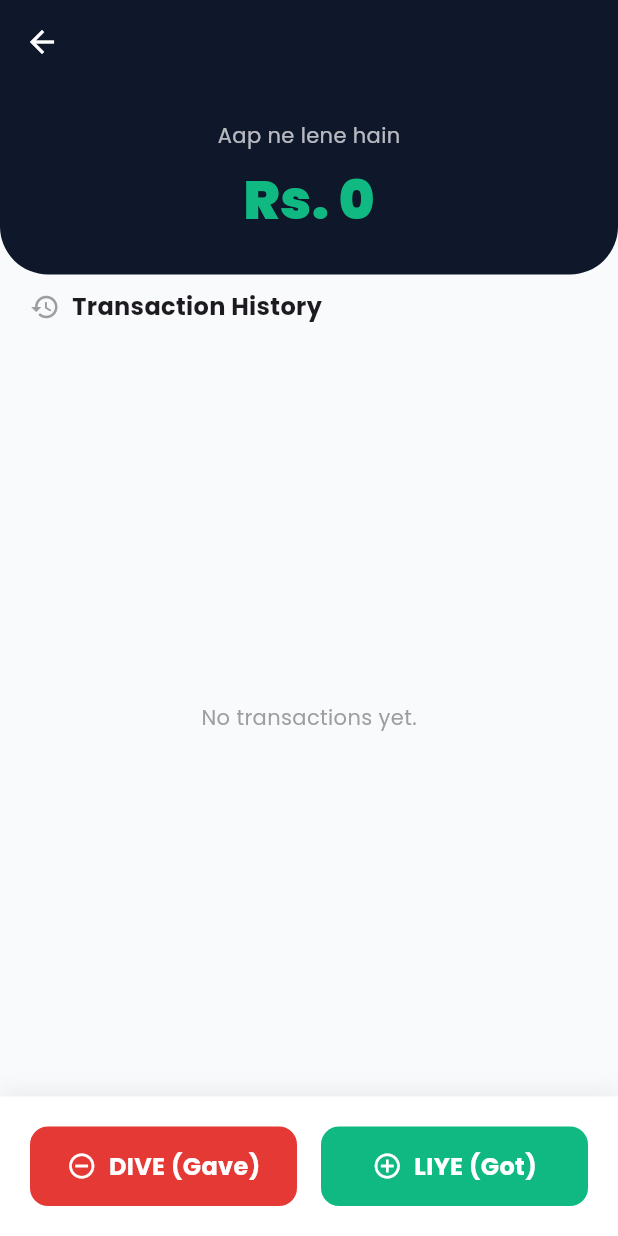
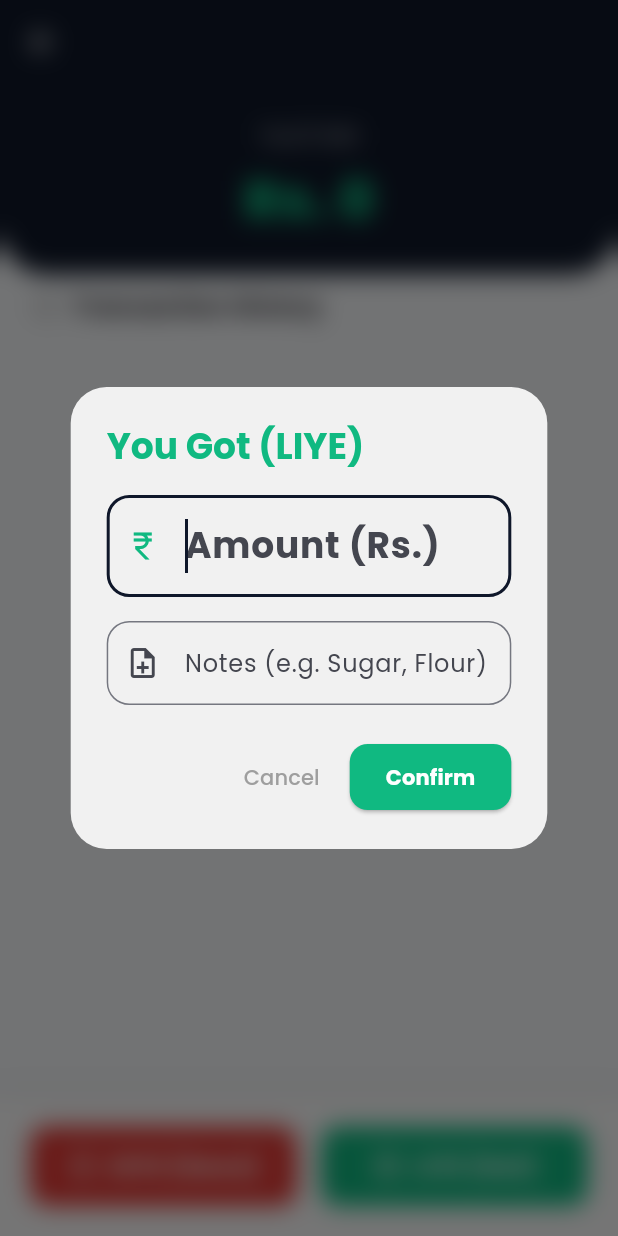
Before and after one commit to RehanAhmadDev/AzamKiryanaStore, a Flutter app: the CustomerDetailScreen screen opened directly with empty values, after a tap on "LIYE (Got)", on a phone screen of 412 x 824 dp. Run offline on Flutter 3.47's test engine with Material 3 defaults, Android fonts, the phone set to English and light mode, and no system bars; our stand-ins replace flutter_riverpod, google_fonts, sqflite, supabase_flutter; accounts and stored records are empty.

Commit message:
feat: added transaction history list and english UI updates

```diff
--- a/lib/features/khata/data/datasources/khata_supabase_data_source.dart
+++ b/lib/features/khata/data/datasources/khata_supabase_data_source.dart
@@ -7,17 +7,16 @@ abstract class KhataRemoteDataSource {
   Future<void> addCustomer(CustomerModel customer);
   Future<List<CustomerModel>> getAllCustomers();
   Future<void> addKhataEntry(KhataEntryModel entry);
-  Future<List<KhataEntryModel>> getEntriesForCustomer(String customerId);
+  // Method name updated to match the flow
+  Future<List<KhataEntryModel>> getKhataEntriesByCustomerId(String customerId);
   Future<void> updateCustomerBalance(String customerId, double newBalance);
 }
 
 class KhataSupabaseDataSourceImpl implements KhataRemoteDataSource {
-  // Supabase client ka instance
   final _supabase = Supabase.instance.client;
 
   @override
   Future<void> addCustomer(CustomerModel customer) async {
-    // Supabase DB mein snake_case columns use kiye hain, is liye hum directly map kar rahe hain
     await _supabase.from('customers').insert({
       'id': customer.id,
       'name': customer.name,
@@ -35,7 +34,6 @@ class KhataSupabaseDataSourceImpl implements KhataRemoteDataSource {
         .select()
         .order('created_at', ascending: false);
 
-    // Supabase response ko apne Dart Model mein convert kar rahe hain
     return response.map((map) => CustomerModel(
       id: map['id'],
       name: map['name'],
@@ -48,7 +46,6 @@ class KhataSupabaseDataSourceImpl implements KhataRemoteDataSource {
 
   @override
   Future<void> addKhataEntry(KhataEntryModel entry) async {
-    // 1. Entry ko save karna
     await _supabase.from('khata_entries').insert({
       'id': entry.id,
       'customer_id': entry.customerId,
@@ -58,7 +55,6 @@ class KhataSupabaseDataSourceImpl implements KhataRemoteDataSource {
       'date': entry.date.toIso8601String(),
     });
 
-    // 2. Customer ka current balance Cloud se get karna
     final customerData = await _supabase
         .from('customers')
         .select('total_balance')
@@ -67,12 +63,9 @@ class KhataSupabaseDataSourceImpl implements KhataRemoteDataSource {
 
     if (customerData.isNotEmpty) {
       double currentBalance = (customerData['total_balance'] as num).toDouble();
-
-      // Lene hain (+ve), Dene hain (-ve)
       double amountImpact = entry.type == EntryType.gave ? entry.amount : -entry.amount;
       double newBalance = currentBalance + amountImpact;
 
-      // 3. Updated balance Cloud par save karna
       await _supabase
           .from('customers')
           .update({'total_balance': newBalance})
@@ -80,8 +73,9 @@ class KhataSupabaseDataSourceImpl implements KhataRemoteDataSource {
     }
   }
 
+  // Implementation method name updated
   @override
-  Future<List<KhataEntryModel>> getEntriesForCustomer(String customerId) async {
+  Future<List<KhataEntryModel>> getKhataEntriesByCustomerId(String customerId) async {
     final List<dynamic> response = await _supabase
         .from('khata_entries')
         .select()
--- a/lib/features/khata/data/repositories_impl/khata_repository_impl.dart
+++ b/lib/features/khata/data/repositories_impl/khata_repository_impl.dart
@@ -1,12 +1,11 @@
 import '../../domain/entities/customer_entity.dart';
 import '../../domain/entities/khata_entry_entity.dart';
 import '../../domain/repositories/khata_repository.dart';
-import '../datasources/khata_supabase_data_source.dart'; // Naya Remote Data Source
+import '../datasources/khata_supabase_data_source.dart';
 import '../models/customer_model.dart';
 import '../models/khata_entry_model.dart';
 
 class KhataRepositoryImpl implements KhataRepository {
-  // Ab hum local ki jagah remote (Supabase) data source use kar rahe hain
   final KhataRemoteDataSource remoteDataSource;
 
   KhataRepositoryImpl({required this.remoteDataSource});
@@ -26,7 +25,6 @@ class KhataRepositoryImpl implements KhataRepository {
 
   @override
   Future<List<CustomerEntity>> getAllCustomers() async {
-    // Cloud se saare customers le kar aana
     return await remoteDataSource.getAllCustomers();
   }
 
@@ -43,15 +41,14 @@ class KhataRepositoryImpl implements KhataRepository {
     await remoteDataSource.addKhataEntry(model);
   }
 
+  // Method name updated to match the new repository interface
   @override
-  Future<List<KhataEntryEntity>> getEntriesForCustomer(String customerId) async {
-    // Kisi specific customer ki ledger entries cloud se mangwana
-    return await remoteDataSource.getEntriesForCustomer(customerId);
+  Future<List<KhataEntryEntity>> getKhataEntriesByCustomerId(String customerId) async {
+    return await remoteDataSource.getKhataEntriesByCustomerId(customerId);
   }
 
   @override
   Future<void> updateCustomerBalance(String customerId, double newBalance) async {
-    // Balance update cloud par sync karna
     await remoteDataSource.updateCustomerBalance(customerId, newBalance);
   }
 }
--- a/lib/features/khata/domain/repositories/khata_repository.dart
+++ b/lib/features/khata/domain/repositories/khata_repository.dart
@@ -8,7 +8,9 @@ abstract class KhataRepository {
 
   // Khata Entries (DIVE/LIYE) ke methods
   Future<void> addKhataEntry(KhataEntryEntity entry);
-  Future<List<KhataEntryEntity>> getEntriesForCustomer(String customerId);
+
+  // Method name updated to match provider
+  Future<List<KhataEntryEntity>> getKhataEntriesByCustomerId(String customerId);
 
   // Balance update karne ka method
   Future<void> updateCustomerBalance(String customerId, double newBalance);
--- a/lib/features/khata/presentation/pages/customer_detail_screen.dart
+++ b/lib/features/khata/presentation/pages/customer_detail_screen.dart
@@ -1,13 +1,21 @@
 import 'package:flutter/material.dart';
+import 'package:flutter_riverpod/flutter_riverpod.dart';
+import 'package:intl/intl.dart';
 import '../../domain/entities/customer_entity.dart';
+import '../../domain/entities/khata_entry_entity.dart';
 
-class CustomerDetailScreen extends StatelessWidget {
+import '../state/state/khata_provider.dart';
+import '../widgets/add_transaction_dialog.dart';
+
+
+class CustomerDetailScreen extends ConsumerWidget {
   final CustomerEntity customer;
 
   const CustomerDetailScreen({super.key, required this.customer});
 
   @override
-  Widget build(BuildContext context) {
+  Widget build(BuildContext context, WidgetRef ref) {
+    final transactionState = ref.watch(transactionProvider(customer.id));
     final bool isReceivable = customer.totalBalance >= 0;
 
     return Scaffold(
@@ -19,7 +27,6 @@ class CustomerDetailScreen extends StatelessWidget {
       ),
       body: Column(
         children: [
-          // Top Balance Card
           _buildBalanceHeader(isReceivable),
 
           const Padding(
@@ -33,15 +40,68 @@ class CustomerDetailScreen extends StatelessWidget {
             ),
           ),
 
-          // Transactions List (Abhi ke liye empty state)
-          const Expanded(
-            child: Center(
-              child: Text('No transactions yet.', style: TextStyle(color: Colors.grey)),
+          Expanded(
+            child: transactionState.when(
+              loading: () => const Center(child: CircularProgressIndicator()),
+              error: (error, stack) => Center(child: Text('Error: $error')),
+              data: (entries) {
+                if (entries.isEmpty) {
+                  return const Center(
+                    child: Text('No transactions yet.', style: TextStyle(color: Colors.grey)),
+                  );
+                }
+                return ListView.builder(
+                  padding: const EdgeInsets.symmetric(horizontal: 16),
+                  itemCount: entries.length,
+                  itemBuilder: (context, index) {
+                    final entry = entries[index];
+                    return _buildTransactionItem(entry);
+                  },
+                );
+              },
             ),
           ),
 
-          // Bottom Action Buttons (DIVE / LIYE)
           _buildActionButtons(context),
+        ],
+      ),
+    );
+  }
+
+  Widget _buildTransactionItem(KhataEntryEntity entry) {
+    final bool isGave = entry.type == EntryType.gave;
+    final String dateStr = DateFormat('dd MMM yyyy').format(entry.date);
+
+    // Notes ka Null Check yahan lagaya hai
+    final String displayNotes = (entry.notes != null && entry.notes!.isNotEmpty)
+        ? entry.notes!
+        : (isGave ? "Gave" : "Got");
+
+    return Container(
+      margin: const EdgeInsets.only(bottom: 10),
+      padding: const EdgeInsets.all(15),
+      decoration: BoxDecoration(
+        color: Colors.white,
+        borderRadius: BorderRadius.circular(12),
+        boxShadow: [BoxShadow(color: Colors.black.withOpacity(0.02), blurRadius: 5)],
+      ),
+      child: Row(
+        mainAxisAlignment: MainAxisAlignment.spaceBetween,
+        children: [
+          Column(
+            crossAxisAlignment: CrossAxisAlignment.start,
+            children: [
+              Text(displayNotes, style: const TextStyle(fontWeight: FontWeight.bold)),
+              Text(dateStr, style: const TextStyle(color: Colors.grey, fontSize: 12)),
+            ],
+          ),
+          Text(
+            'Rs. ${entry.amount.toStringAsFixed(0)}',
+            style: TextStyle(
+              fontWeight: FontWeight.bold,
+              color: isGave ? Colors.red.shade700 : Colors.green.shade700,
+            ),
+          ),
         ],
       ),
     );
@@ -61,7 +121,7 @@ class CustomerDetailScreen extends StatelessWidget {
       child: Column(
         children: [
           Text(
-            isReceivable ? 'Aap ne lene hain' : 'Aap ne dene hain',
+            isReceivable ? "You'll Get" : "You'll Give",
             style: const TextStyle(color: Colors.white70, fontSize: 14),
           ),
           const SizedBox(height: 8),
@@ -87,26 +147,36 @@ class CustomerDetailScreen extends StatelessWidget {
       ),
       child: Row(
         children: [
-          // DIVE (Gave) Button
           Expanded(
             child: _actionButton(
-              label: 'DIVE (Gave)',
+              label: 'DIYE (Gave)',
               color: Colors.red.shade600,
               icon: Icons.remove_circle_outline,
               onTap: () {
-                // TODO: Open Add Transaction Dialog (Type: Gave)
+                showDialog(
+                  context: context,
+                  builder: (context) => AddTransactionDialog(
+                    customerId: customer.id,
+                    isGave: true,
+                  ),
+                );
               },
             ),
           ),
           const SizedBox(width: 16),
-          // LIYE (Got) Button
           Expanded(
             child: _actionButton(
               label: 'LIYE (Got)',
               color: const Color(0xFF10B981),
               icon: Icons.add_circle_outline,
               onTap: () {
-                // TODO: Open Add Transaction Dialog (Type: Got)
+                showDialog(
+                  context: context,
+                  builder: (context) => AddTransactionDialog(
+                    customerId: customer.id,
+                    isGave: false,
+                  ),
+                );
               },
             ),
           ),
--- a/lib/features/khata/presentation/state/state/khata_provider.dart
+++ b/lib/features/khata/presentation/state/state/khata_provider.dart
@@ -2,7 +2,7 @@ import 'package:flutter_riverpod/flutter_riverpod.dart';
 import '../../../data/datasources/khata_supabase_data_source.dart';
 import '../../../data/repositories_impl/khata_repository_impl.dart';
 import '../../../domain/entities/customer_entity.dart';
-import '../../../domain/entities/khata_entry_entity.dart'; // Naya Import
+import '../../../domain/entities/khata_entry_entity.dart';
 import '../../../domain/repositories/khata_repository.dart';
 
 final khataRemoteDataSourceProvider = Provider<KhataRemoteDataSource>((ref) {
@@ -14,6 +14,7 @@ final khataRepositoryProvider = Provider<KhataRepository>((ref) {
   return KhataRepositoryImpl(remoteDataSource: dataSource);
 });
 
+// --- Customer List Notifier ---
 class CustomerNotifier extends StateNotifier<AsyncValue<List<CustomerEntity>>> {
   final KhataRepository repository;
 
@@ -40,16 +41,11 @@ class CustomerNotifier extends StateNotifier<AsyncValue<List<CustomerEntity>>> {
     }
   }
 
-  // --- NAYA FUNCTION: Transaction Add karne ke liye ---
   Future<void> addEntry(KhataEntryEntity entry) async {
     try {
-      // 1. Cloud par entry save karo aur balance update karo
       await repository.addKhataEntry(entry);
-
-      // 2. UI ki list ko refresh karo taake naya balance nazar aaye
       await loadCustomers();
     } catch (e, stackTrace) {
-      // Error handle karne ke liye aap yahan logging add kar sakte hain
       print("Error adding entry: $e");
     }
   }
@@ -59,3 +55,30 @@ final customerProvider = StateNotifierProvider<CustomerNotifier, AsyncValue<List
   final repository = ref.read(khataRepositoryProvider);
   return CustomerNotifier(repository: repository);
 });
+
+// --- NEW: Transaction History Notifier ---
+// Yeh kisi specific customer ki saari entries fetch karne ke liye hai
+class TransactionNotifier extends StateNotifier<AsyncValue<List<KhataEntryEntity>>> {
+  final KhataRepository repository;
+  final String customerId;
+
+  TransactionNotifier({required this.repository, required this.customerId}) : super(const AsyncValue.loading()) {
+    loadTransactions();
+  }
+
+  Future<void> loadTransactions() async {
+    try {
+      state = const AsyncValue.loading();
+      final entries = await repository.getKhataEntriesByCustomerId(customerId);
+      state = AsyncValue.data(entries);
+    } catch (e, stackTrace) {
+      state = AsyncValue.error(e, stackTrace);
+    }
+  }
+}
+
+// Family provider use kiya hai taake customerId pass ki ja sake
+final transactionProvider = StateNotifierProvider.family<TransactionNotifier, AsyncValue<List<KhataEntryEntity>>, String>((ref, customerId) {
+  final repository = ref.read(khataRepositoryProvider);
+  return TransactionNotifier(repository: repository, customerId: customerId);
+});
--- /dev/null
+++ b/lib/features/khata/presentation/widgets/add_transaction_dialog.dart
@@ -0,0 +1,116 @@
+import 'dart:ui';
+import 'package:flutter/material.dart';
+import 'package:flutter_riverpod/flutter_riverpod.dart';
+import 'package:uuid/uuid.dart';
+import '../../domain/entities/khata_entry_entity.dart';
+
+import '../state/state/khata_provider.dart';
+
+class AddTransactionDialog extends ConsumerStatefulWidget {
+  final String customerId;
+  final bool isGave; // True if 'DIVE', False if 'LIYE'
+
+  const AddTransactionDialog({super.key, required this.customerId, required this.isGave});
+
+  @override
+  ConsumerState<AddTransactionDialog> createState() => _AddTransactionDialogState();
+}
+
+class _AddTransactionDialogState extends ConsumerState<AddTransactionDialog> {
+  final _amountController = TextEditingController();
+  final _notesController = TextEditingController();
+
+  @override
+  void dispose() {
+    _amountController.dispose();
+    _notesController.dispose();
+    super.dispose();
+  }
+
+  @override
+  Widget build(BuildContext context) {
+    final Color themeColor = widget.isGave ? Colors.red.shade600 : const Color(0xFF10B981);
+
+    return BackdropFilter(
+      filter: ImageFilter.blur(sigmaX: 8, sigmaY: 8),
+      child: AlertDialog(
+        backgroundColor: Colors.white.withOpacity(0.9),
+        shape: RoundedRectangleBorder(borderRadius: BorderRadius.circular(24)),
+        title: Text(
+          widget.isGave ? 'You Gave (DIVE)' : 'You Got (LIYE)',
+          style: TextStyle(fontWeight: FontWeight.bold, color: themeColor),
+        ),
+        content: Column(
+          mainAxisSize: MainAxisSize.min,
+          children: [
+            TextField(
+              controller: _amountController,
+              keyboardType: TextInputType.number,
+              autofocus: true,
+              style: const TextStyle(fontSize: 24, fontWeight: FontWeight.bold),
+              decoration: InputDecoration(
+                hintText: 'Amount (Rs.)',
+                prefixIcon: Icon(Icons.currency_rupee, color: themeColor),
+                border: OutlineInputBorder(borderRadius: BorderRadius.circular(15)),
+              ),
+            ),
+            const SizedBox(height: 16),
+            TextField(
+              controller: _notesController,
+              decoration: InputDecoration(
+                hintText: 'Notes (e.g. Sugar, Flour)',
+                prefixIcon: const Icon(Icons.note_add_outlined),
+                border: OutlineInputBorder(borderRadius: BorderRadius.circular(15)),
+              ),
+            ),
+          ],
+        ),
+        actions: [
+          TextButton(
+            onPressed: () => Navigator.pop(context),
+            child: const Text('Cancel', style: TextStyle(color: Colors.grey)),
+          ),
+          ElevatedButton(
+            style: ElevatedButton.styleFrom(
+              backgroundColor: themeColor,
+              shape: RoundedRectangleBorder(borderRadius: BorderRadius.circular(12)),
+              padding: const EdgeInsets.symmetric(horizontal: 24, vertical: 12),
+            ),
+            onPressed: () async {
+              if (_amountController.text.isNotEmpty) {
+                final double? amount = double.tryParse(_amountController.text);
+                if (amount == null) return;
+
+                final entry = KhataEntryEntity(
+                  id: const Uuid().v4(),
+                  customerId: widget.customerId,
+                  amount: amount,
+                  type: widget.isGave ? EntryType.gave : EntryType.got,
+                  notes: _notesController.text,
+                  date: DateTime.now(),
+                );
+
+                // 1. Cloud par entry save aur balance update
+                await ref.read(customerProvider.notifier).addEntry(entry);
+
+                // 2. Is specific customer ki history list ko bhi refresh karo
+                ref.read(transactionProvider(widget.customerId).notifier).loadTransactions();
+
+                if (mounted) {
+                  Navigator.pop(context);
+                  ScaffoldMessenger.of(context).showSnackBar(
+                    SnackBar(
+                      content: Text('Rs. $amount added successfully!'),
+                      backgroundColor: themeColor,
+                    ),
+                  );
+                }
+              }
+            },
+            child: const Text('Confirm', style: TextStyle(color: Colors.white, fontWeight: FontWeight.bold)),
+          ),
+        ],
+      ),
+    );
+  }
+}
```
